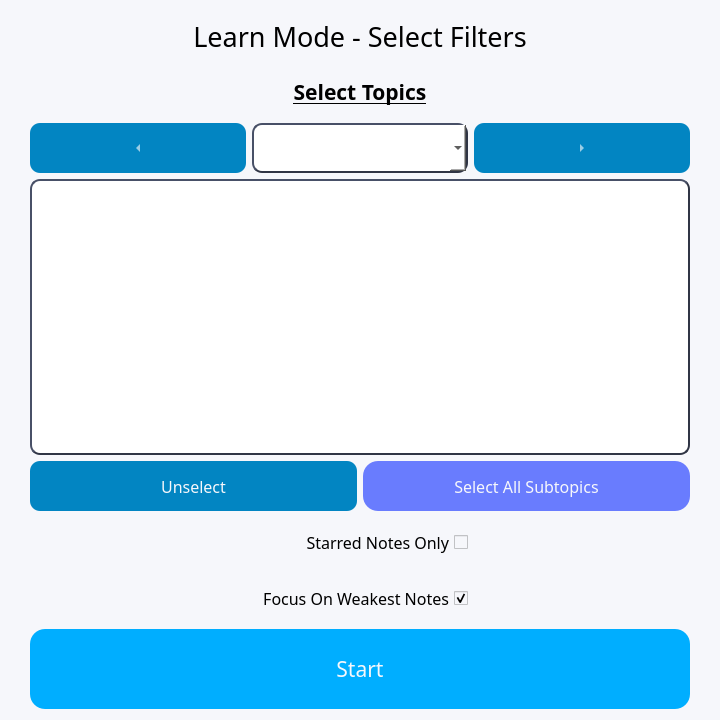
AlexShem247/note-and-flashcard-maker, file gui/learnFilter.ui: the form before one commit.
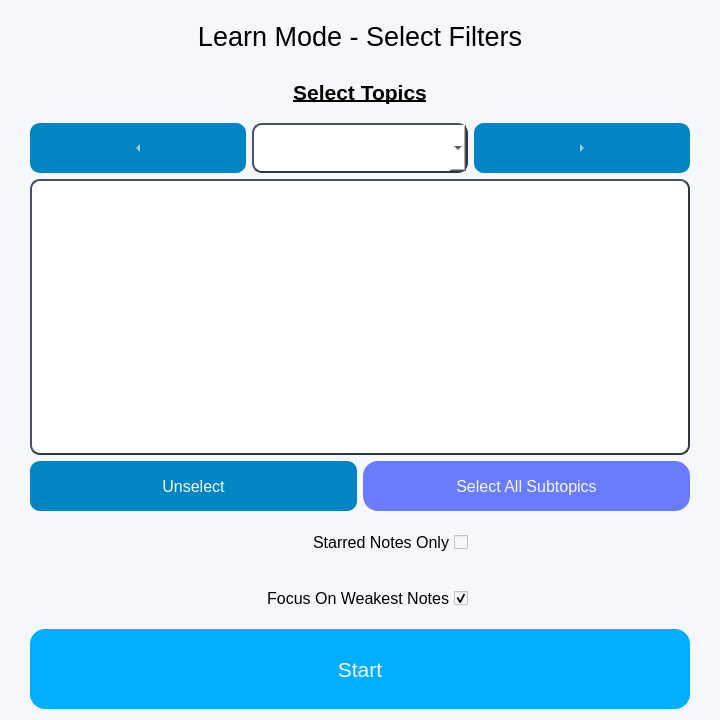
The form after the commit.

Commit message: Changed Font to MS Shell

Patch:
```diff
--- a/gui/learnFilter.ui
+++ b/gui/learnFilter.ui
@@ -124,7 +124,7 @@
        </property>
        <property name="font">
         <font>
-         <family>Neue Haas Grotesk Text Pro</family>
+         <family>MS Shell Dlg 2</family>
          <pointsize>12</pointsize>
         </font>
        </property>
@@ -164,7 +164,7 @@
        </property>
        <property name="font">
         <font>
-         <family>Neue Haas Grotesk Text Pro</family>
+         <family>MS Shell Dlg 2</family>
          <pointsize>16</pointsize>
         </font>
        </property>
@@ -222,7 +222,7 @@
        </property>
        <property name="font">
         <font>
-         <family>Neue Haas Grotesk Text Pro</family>
+         <family>MS Shell Dlg 2</family>
          <pointsize>20</pointsize>
          <weight>50</weight>
          <bold>false</bold>
@@ -279,7 +279,7 @@
        </property>
        <property name="font">
         <font>
-         <family>Neue Haas Grotesk Text Pro</family>
+         <family>MS Shell Dlg 2</family>
          <pointsize>16</pointsize>
          <weight>75</weight>
          <bold>true</bold>
@@ -387,7 +387,7 @@
        </property>
        <property name="font">
         <font>
-         <family>Neue Haas Grotesk Text Pro</family>
+         <family>MS Shell Dlg 2</family>
          <pointsize>12</pointsize>
         </font>
        </property>
@@ -426,7 +426,7 @@
          </property>
          <property name="font">
           <font>
-           <family>Neue Haas Grotesk Text Pro</family>
+           <family>MS Shell Dlg 2</family>
            <pointsize>12</pointsize>
           </font>
          </property>
@@ -468,7 +468,7 @@
          </property>
          <property name="font">
           <font>
-           <family>Neue Haas Grotesk Text Pro</family>
+           <family>MS Shell Dlg 2</family>
            <pointsize>12</pointsize>
           </font>
          </property>
```
Left out of the diff: 8 changed lines with no effect on the pictures. The commit also changes 27 other files.
